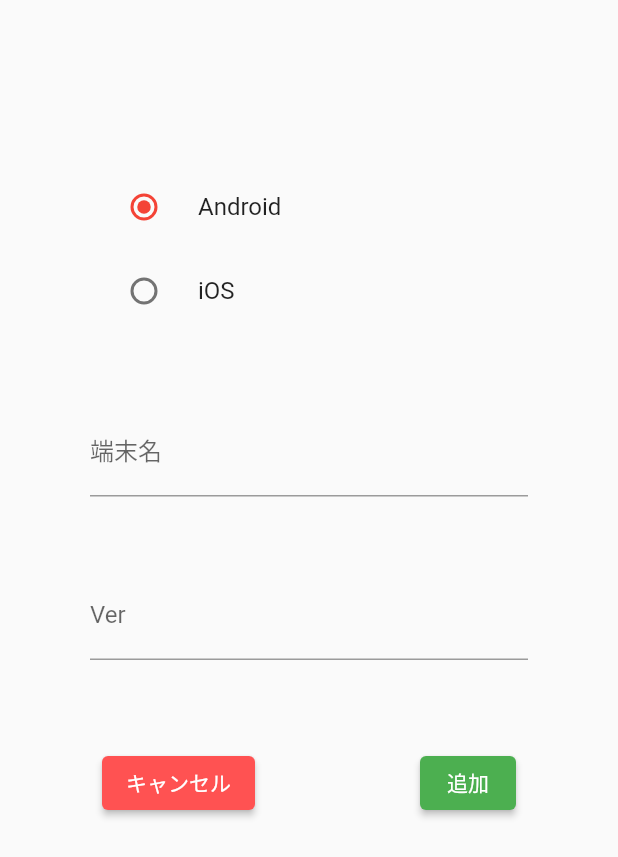
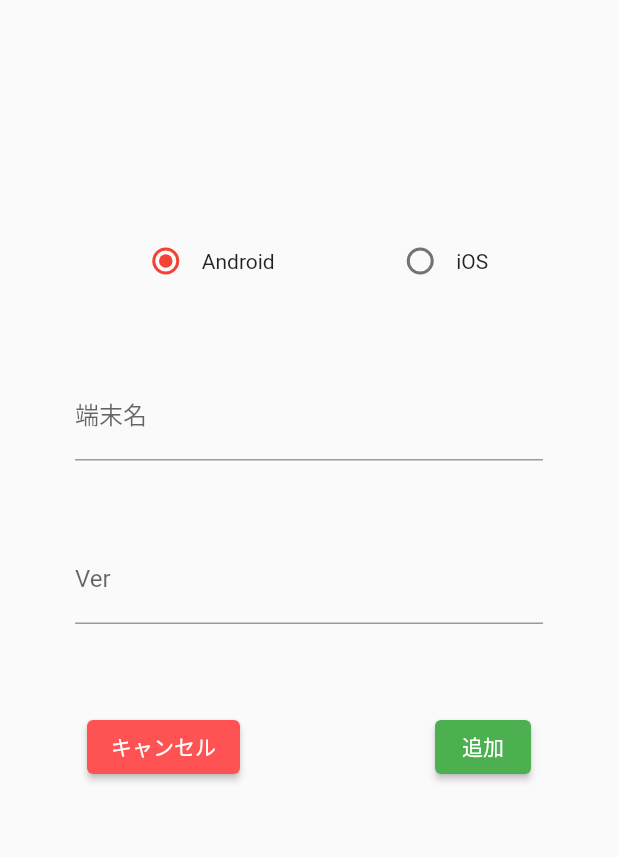
Before and after one commit to Forest-River-Tiger/devices, a Flutter app: the screen it shows after launch, item 2 of the bottom bar chosen, after a tap on the "add" icon, on a phone screen of 412 x 824 dp. Shown: the top 857 px of the screen. Run offline on Flutter 3.47's test engine with Material 2 defaults, Android fonts, the phone set to English and light mode, and no system bars.

Commit message:
デバイス追加画面作成、追加ボタン変更

```diff
--- a/lib/src/screens/add_device.dart
+++ b/lib/src/screens/add_device.dart
@@ -30,22 +30,35 @@ class _State extends State<AddDevicePage> {
       body: SingleChildScrollView(
         child: Center(
           child: Container(
-            padding: EdgeInsets.all(60),
+            padding: EdgeInsets.all(50),
             child: Column(
               mainAxisAlignment: MainAxisAlignment.center,
               children: <Widget>[
-                const SizedBox(height: 50),
-                RadioListTile(
-                  title: Text('Android'),
+                const SizedBox(height: 100),
+                Row(
+                  mainAxisAlignment: MainAxisAlignment.spaceAround,
+                  children: [
+                    Row(
+                      children: [
+                        Radio(
                           value: os.Android,
                           groupValue: _gValue,
                           onChanged: (value) => _onChanged(os.Android),
                         ),
-                RadioListTile(
-                  title: Text('iOS'),
+                        Text("Android")
+                      ],
+                    ),
+                    Row(
+                      children: [
+                        Radio(
                           value: os.iOS,
                           groupValue: _gValue,
                           onChanged: (value) => _onChanged(os.iOS),
+                        ),
+                        Text("iOS")
+                      ],
+                    )
+                  ],
                 ),
                 const SizedBox(height: 50),
                 TextFormField(
--- a/lib/src/screens/all_devices.dart
+++ b/lib/src/screens/all_devices.dart
@@ -10,27 +10,14 @@ class AllDevicePage extends StatelessWidget {
     return Scaffold(
       // AppBarはnavigationbar
       appBar: AppBar(
-        actions: [
-          IconButton(
-            icon: Icon(Icons.add),
-            onPressed:() => {
-              // ボタン押下時の処理
-              Navigator.push(
-                context,
-                MaterialPageRoute(builder: (context) => AddDevicePage(),
-                fullscreenDialog: true,
-                )
-              ),
-            },
-          ),
-        ],
+        centerTitle: true,
         automaticallyImplyLeading: false,
         backgroundColor: Colors.red.withOpacity(0.5),
-        title: const Text('デバイス一覧', style: TextStyle(fontSize: 20, fontWeight: FontWeight.bold),
+        title: const Text(
+          'デバイス一覧',
+          style: TextStyle(fontSize: 20, fontWeight: FontWeight.bold),
         ),
       ),
-        // Containerは箱(指定しなければ何もなし)
-        // ListViewの場合、スクロールすることも可能
       body: ListView(
         padding: const EdgeInsets.all(5),
         children: <Widget>[
@@ -56,20 +43,19 @@ class AllDevicePage extends StatelessWidget {
           ),
         ],
       ),
-
-        // ListView.builder
-        // body: ListView.separated(
-        //   // 変数entriesの数
-        //   itemCount: entries.length,
-        //   // entriesの数だけ周回
-        //   itemBuilder: (BuildContext context, int index) {
-        //     // Textの中に変数を入れる場合は「${}で囲む」
-        //     return Center(child: Text('Entry ${entries[index]}'));
-        //   },
-        //   separatorBuilder: (BuildContext context, int index) => const Divider(
-        //     color: Colors.black,
-        //   ),
-        // )
+      floatingActionButton: FloatingActionButton(
+        onPressed: () => {
+          // 追加画面に遷移
+          Navigator.push(
+              context,
+              MaterialPageRoute(
+                builder: (context) => AddDevicePage(),
+                fullscreenDialog: true,
+              )),
+        },
+        child: Icon(Icons.add),
+        backgroundColor: Colors.redAccent,
+      ),
     );
   }
 }
--- a/lib/src/screens/my_devices.dart
+++ b/lib/src/screens/my_devices.dart
@@ -13,6 +13,7 @@ class MyDevicePage extends StatelessWidget {
         automaticallyImplyLeading: false,
         backgroundColor: Colors.red.withOpacity(0.5),
         title: const Text('デバイス一覧', style: TextStyle(fontSize: 20, fontWeight: FontWeight.bold),),
+        centerTitle: true,
       ),
     );
   }
```
Lines whose indentation alone changed are shown as unchanged.
